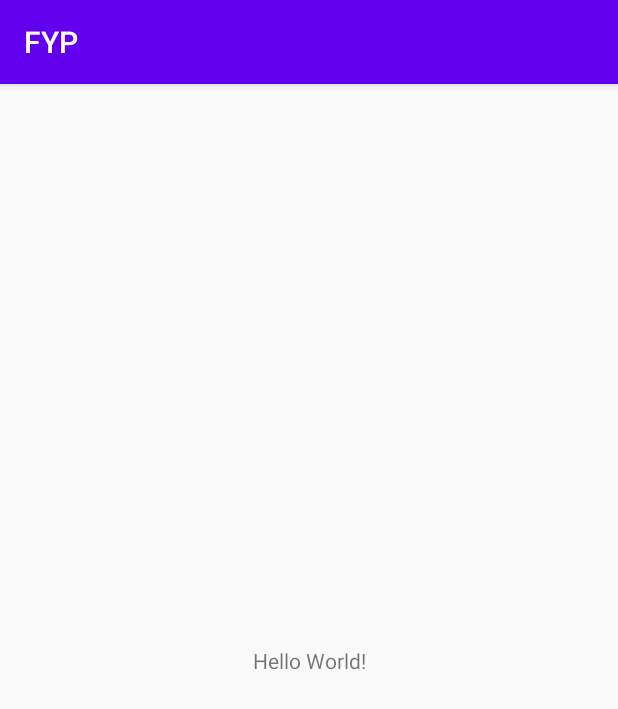
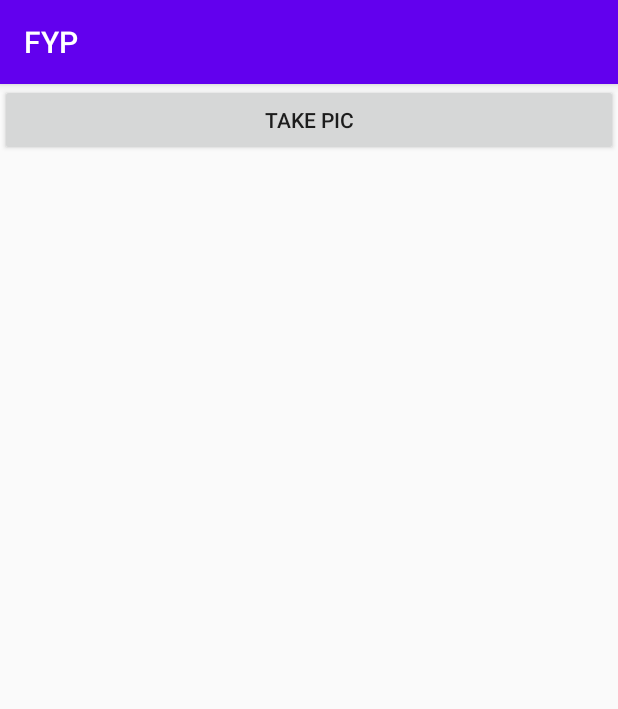
Before and after one commit to Rob-Jay/FYP, an Android app: the screen it shows after launch (MainActivity), on a phone screen of 412 x 824 dp. Shown: the top 709 px of the screen. Run offline under Robolectric (Android 15) with nearby library versions, the phone set to English and light mode, and no system bars; libraries missing offline, so code that uses them is left out: com.google.firebase.ml.

Commit message:
OCR Working
OCR is Working but not accurate, Will Later try using cloud to improve

```diff
--- a/app/src/main/java/com/example/fyp/MainActivity.java
+++ b/app/src/main/java/com/example/fyp/MainActivity.java
@@ -1,13 +1,85 @@
 package com.example.fyp;
 
-import android.support.v7.app.AppCompatActivity;
+import androidx.annotation.NonNull;
+import androidx.annotation.Nullable;
+import androidx.appcompat.app.AppCompatActivity;
+
+import android.Manifest;
+import android.content.Intent;
+import android.content.pm.PackageManager;
+import android.graphics.Bitmap;
 import android.os.Bundle;
+import android.provider.MediaStore;
+import android.view.View;
+import android.widget.ImageView;
+import android.widget.TextView;
+import android.widget.Toast;
+
+import com.google.android.gms.tasks.OnFailureListener;
+import com.google.android.gms.tasks.OnSuccessListener;
+import com.google.android.gms.tasks.Task;
+import com.google.firebase.ml.vision.FirebaseVision;
+import com.google.firebase.ml.vision.common.FirebaseVisionImage;
+import com.google.firebase.ml.vision.text.FirebaseVisionText;
+import com.google.firebase.ml.vision.text.FirebaseVisionTextRecognizer;
 
 public class MainActivity extends AppCompatActivity {
+
+    ImageView imageView;
+    TextView textView;
 
     @Override
     protected void onCreate(Bundle savedInstanceState) {
         super.onCreate(savedInstanceState);
         setContentView(R.layout.activity_main);
+        //find imageview
+        imageView = findViewById(R.id.imageId);
+        //find textview
+        textView = findViewById(R.id.textId);
+        //check app level permission is granted for Camera
+        if (checkSelfPermission(Manifest.permission.CAMERA) != PackageManager.PERMISSION_GRANTED){
+            //grant the permission
+            requestPermissions(new String[]{Manifest.permission.CAMERA}, 101);
+        }
+    }
+
+    public void doProcess(View view) {
+        //open the camera => create an Intent object
+        Intent intent = new Intent(MediaStore.ACTION_IMAGE_CAPTURE);
+        startActivityForResult(intent, 101);
+    }
+
+    @Override
+    protected void onActivityResult(int requestCode, int resultCode, @Nullable Intent data) {
+        super.onActivityResult(requestCode, resultCode, data);
+        Bundle bundle = data.getExtras();
+        //from bundle, extract the image
+        Bitmap bitmap = (Bitmap) bundle.get("data");
+        //set image in imageview
+        imageView.setImageBitmap(bitmap);
+        //process the image
+        //1. create a FirebaseVisionImage object from a Bitmap object
+        FirebaseVisionImage firebaseVisionImage = FirebaseVisionImage.fromBitmap(bitmap);
+        //2. Get an instance of FirebaseVision
+        FirebaseVision firebaseVision = FirebaseVision.getInstance();
+        //3. Create an instance of FirebaseVisionTextRecognizer
+        FirebaseVisionTextRecognizer firebaseVisionTextRecognizer = firebaseVision.getOnDeviceTextRecognizer();
+        //4. Create a task to process the image
+        Task<FirebaseVisionText> task = firebaseVisionTextRecognizer.processImage(firebaseVisionImage);
+        //5. if task is success
+        task.addOnSuccessListener(new OnSuccessListener<FirebaseVisionText>() {
+            @Override
+            public void onSuccess(FirebaseVisionText firebaseVisionText) {
+                String s = firebaseVisionText.getText();
+                textView.setText(s);
+            }
+        });
+        //6. if task is failure
+        task.addOnFailureListener(new OnFailureListener() {
+            @Override
+            public void onFailure(@NonNull Exception e) {
+                Toast.makeText(getApplicationContext(), e.getMessage(), Toast.LENGTH_LONG).show();
+            }
+        });
     }
 }
--- a/app/src/main/res/layout/activity_main.xml
+++ b/app/src/main/res/layout/activity_main.xml
@@ -1,18 +1,25 @@
 <?xml version="1.0" encoding="utf-8"?>
-<android.support.constraint.ConstraintLayout xmlns:android="http://schemas.android.com/apk/res/android"
+
+<LinearLayout xmlns:android="http://schemas.android.com/apk/res/android"
     xmlns:app="http://schemas.android.com/apk/res-auto"
     xmlns:tools="http://schemas.android.com/tools"
     android:layout_width="match_parent"
     android:layout_height="match_parent"
+    android:orientation="vertical"
     tools:context=".MainActivity">
 
+    <ImageView
+        android:layout_width="wrap_content"
+        android:layout_height="wrap_content"
+        android:id="@+id/imageId"/>
+    <Button
+        android:layout_width="match_parent"
+        android:layout_height="wrap_content"
+        android:text="take pic"
+        android:onClick="doProcess"/>
     <TextView
         android:layout_width="wrap_content"
         android:layout_height="wrap_content"
-        android:text="Hello World!"
-        app:layout_constraintBottom_toBottomOf="parent"
-        app:layout_constraintLeft_toLeftOf="parent"
-        app:layout_constraintRight_toRightOf="parent"
-        app:layout_constraintTop_toTopOf="parent" />
+        android:id="@+id/textId"/>
 
-</android.support.constraint.ConstraintLayout>
+</LinearLayout>
--- a/build.gradle
+++ b/build.gradle
@@ -5,7 +5,8 @@ buildscript {
         jcenter()
     }
     dependencies {
-        classpath "com.android.tools.build:gradle:4.1.0"
+        classpath "com.android.tools.build:gradle:4.1.1"
+        classpath 'com.google.gms:google-services:4.3.4'
 
         // NOTE: Do not place your application dependencies here; they belong
         // in the individual module build.gradle files
--- a/gradle.properties
+++ b/gradle.properties
@@ -11,3 +11,6 @@ org.gradle.jvmargs=-Xmx2048m -Dfile.encoding=UTF-8
 # This option should only be used with decoupled projects. More details, visit
 # http://www.gradle.org/docs/current/userguide/multi_project_builds.html#sec:decoupled_projects
 # org.gradle.parallel=true
+
+android.useAndroidX=true
+android.enableJetifier=true
```
Also changed, not shown: app/build.gradle (+11 -4 lines), 1 other file.
